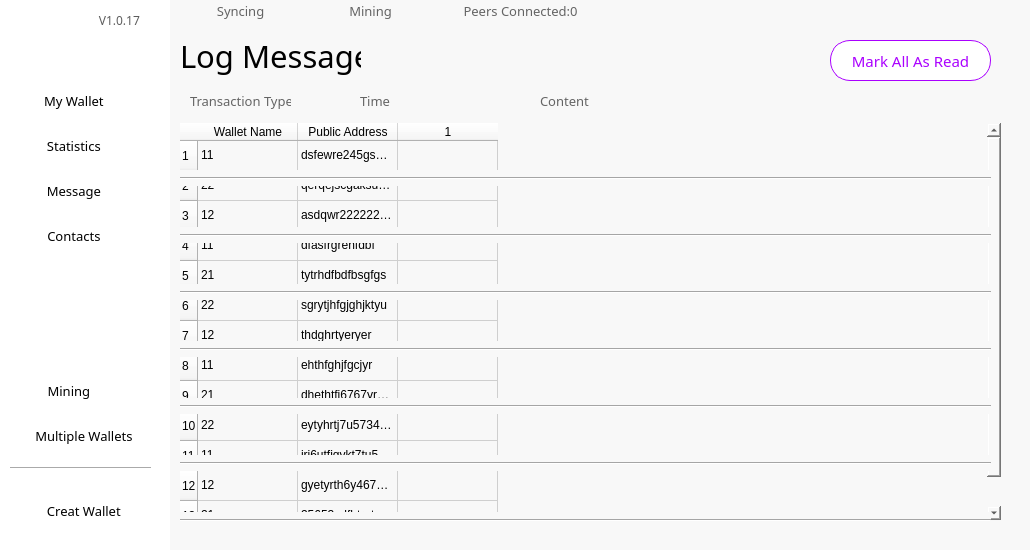
Qt form Mainform_QT.ui (sleewa/WaltonWallet_Mac) before a commit.
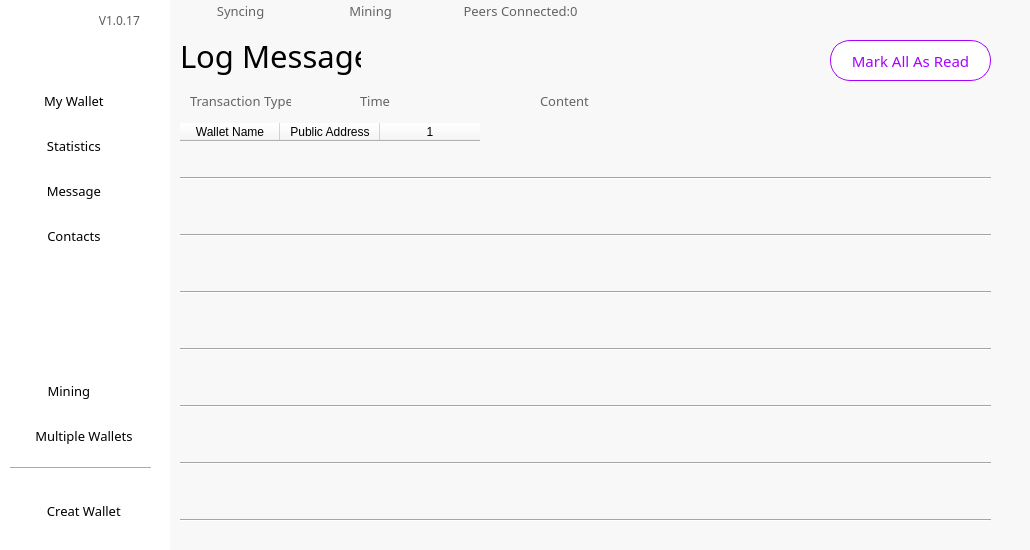
The same form after that commit. The open tabs and pages were chosen to show the change. Icons and pictures are not drawn.

The edit to the form file:
```diff
--- a/Mainform_QT.ui
+++ b/Mainform_QT.ui
@@ -4017,71 +4017,6 @@
      <property name="styleSheet">
       <string notr="true">border:0px;</string>
      </property>
-     <row>
-      <property name="text">
-       <string>1</string>
-      </property>
-     </row>
-     <row>
-      <property name="text">
-       <string>2</string>
-      </property>
-     </row>
-     <row>
-      <property name="text">
-       <string>3</string>
-      </property>
-     </row>
-     <row>
-      <property name="text">
-       <string>4</string>
-      </property>
-     </row>
-     <row>
-      <property name="text">
-       <string>5</string>
-      </property>
-     </row>
-     <row>
-      <property name="text">
-       <string>6</string>
-      </property>
-     </row>
-     <row>
-      <property name="text">
-       <string>7</string>
-      </property>
-     </row>
-     <row>
-      <property name="text">
-       <string>8</string>
-      </property>
-     </row>
-     <row>
-      <property name="text">
-       <string>9</string>
-      </property>
-     </row>
-     <row>
-      <property name="text">
-       <string>10</string>
-      </property>
-     </row>
-     <row>
-      <property name="text">
-       <string>11</string>
-      </property>
-     </row>
-     <row>
-      <property name="text">
-       <string>12</string>
-      </property>
-     </row>
-     <row>
-      <property name="text">
-       <string>13</string>
-      </property>
-     </row>
      <column>
       <property name="text">
        <string>Wallet Name</string>
@@ -4097,136 +4032,6 @@
        <string>1</string>
       </property>
      </column>
-     <item row="0" column="0">
-      <property name="text">
-       <string>11</string>
-      </property>
-     </item>
-     <item row="0" column="1">
-      <property name="text">
-       <string>dsfewre245gsgweqeq</string>
-      </property>
-     </item>
-     <item row="1" column="0">
-      <property name="text">
-       <string>22</string>
-      </property>
-     </item>
-     <item row="1" column="1">
-      <property name="text">
-       <string>qerqejscgaksudtqo</string>
-      </property>
-     </item>
-     <item row="2" column="0">
-      <property name="text">
-       <string>12</string>
-      </property>
-     </item>
-     <item row="2" column="1">
-      <property name="text">
-       <string>asdqwr222222eAD</string>
-      </property>
-     </item>
-     <item row="3" column="0">
-      <property name="text">
-       <string>11</string>
-      </property>
-     </item>
-     <item row="3" column="1">
-      <property name="text">
-       <string>dfasfrgrehfdbf</string>
-      </property>
-     </item>
-     <item row="4" column="0">
-      <property name="text">
-       <string>21</string>
-      </property>
-     </item>
-     <item row="4" column="1">
-      <property name="text">
-       <string>tytrhdfbdfbsgfgs</string>
-      </property>
-     </item>
-     <item row="5" column="0">
-      <property name="text">
-       <string>22</string>
-      </property>
-     </item>
-     <item row="5" column="1">
-      <property name="text">
-       <string>sgrytjhfgjghjktyu</string>
-      </property>
-     </item>
-     <item row="6" column="0">
-      <property name="text">
-       <string>12</string>
-      </property>
-     </item>
-     <item row="6" column="1">
-      <property name="text">
-       <string>thdghrtyeryer</string>
-      </property>
-     </item>
-     <item row="7" column="0">
-      <property name="text">
-       <string>11</string>
-      </property>
-     </item>
-     <item row="7" column="1">
-      <property name="text">
-       <string>ehthfghjfgcjyr</string>
-      </property>
-     </item>
-     <item row="8" column="0">
-      <property name="text">
-       <string>21</string>
-      </property>
-     </item>
-     <item row="8" column="1">
-      <property name="text">
-       <string>dhethtfj6767yru67543</string>
-      </property>
-     </item>
-     <item row="9" column="0">
-      <property name="text">
-       <string>22</string>
-      </property>
-     </item>
-     <item row="9" column="1">
-      <property name="text">
-       <string>eytyhrtj7u573462te</string>
-      </property>
-     </item>
-     <item row="10" column="0">
-      <property name="text">
-       <string>11</string>
-      </property>
-     </item>
-     <item row="10" column="1">
-      <property name="text">
-       <string>jrj6utfjgykt7tu57ey4y</string>
-      </property>
-     </item>
-     <item row="11" column="0">
-      <property name="text">
-       <string>12</string>
-      </property>
-     </item>
-     <item row="11" column="1">
-      <property name="text">
-       <string>gyetyrth6y46746uthy</string>
-      </property>
-     </item>
-     <item row="12" column="0">
-      <property name="text">
-       <string>21</string>
-      </property>
-     </item>
-     <item row="12" column="1">
-      <property name="text">
-       <string>35653ydfhtrutyiu7i67k</string>
-      </property>
-     </item>
     </widget>
     <widget class="QLabel" name="label_56">
      <property name="geometry">
```
Left out of the diff: 478 changed lines with no effect on the pictures.
